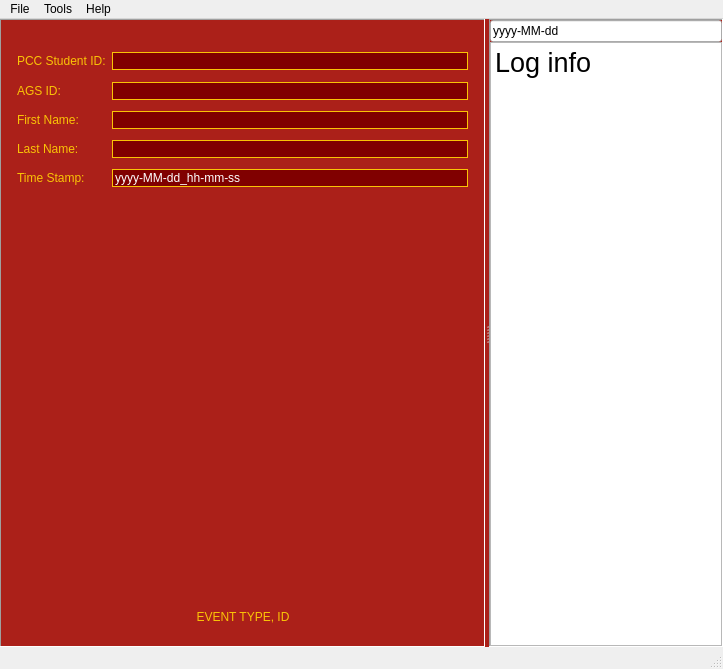
The window that AGS_GUI/mainwindow.ui (dpasillas/Club-Sign-In-System-GUI--CSIS-) describes before a commit, drawn with Qt 5.
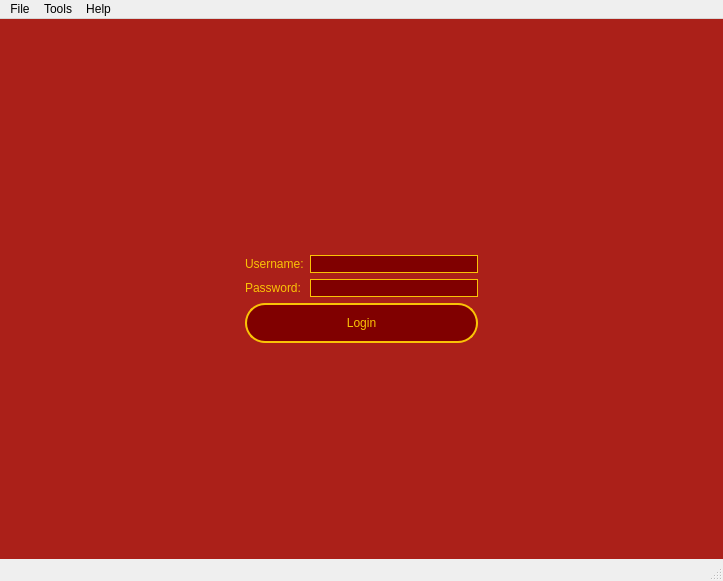
The same window after the commit. Icons and pictures are not drawn.

What changed in the file:
```diff
--- a/AGS_GUI/mainwindow.ui
+++ b/AGS_GUI/mainwindow.ui
@@ -7,25 +7,39 @@
     <x>0</x>
     <y>0</y>
     <width>723</width>
-    <height>669</height>
+    <height>581</height>
    </rect>
   </property>
   <property name="windowTitle">
    <string>MainWindow</string>
   </property>
   <property name="styleSheet">
-   <string notr="true">QWidget#centralWidget{
+   <string notr="true">#centralWidget, #login_page, #log_page, #unopen_page{
 	background-color: rgb(171,32,25);}
-QFrame#frame_2 QLabel{
+QFrame#frame_2 QLabel, #login_page QLabel, #unopen_page QLabel{
 	color: rgb(250, 195, 6);}
-QFrame#frame_2 QLineEdit{
+QFrame#frame_2 QLineEdit, #login_page QLineEdit{
 	color: white;
 	border-style: solid;
 	border-width: 1px;
 	border-color: rgb(250, 195, 6);
 	background-color: rgb(128, 0, 0);}
-QWidget#frame_2 *, QWidget#frame *{
-	font: 150 20pt &quot;Times New Roman&quot;;}</string>
+QWidget#frame_2 *, #login_page *, #unopen_page *{
+	font: 150 20pt &quot;Times New Roman&quot;;}
+#login_button{
+	border-style:solid;
+	border-width: 2px;
+	border-radius: 20px;
+	border-color: rgb(250, 195, 6);
+	background-color: rgb(128, 0, 0);
+	color: rgb(250, 195, 6);}
+#login_button:hover {
+	background-color: qlineargradient(spread:pad, x1:0, y1:0, x2:0, y2:1, stop:0 rgba(237, 12, 12, 255), stop:0.409091 rgba(237, 12, 12, 255), stop:0.5 rgba(231, 4, 4, 255), stop:1 rgba(128, 0, 0, 255));
+}
+
+#login_button:pressed{
+	background-color: qlineargradient(spread:pad, x1:0, y1:0, x2:0, y2:1, stop:0 rgba(128, 0, 0, 255), stop:0.403409 rgba(231, 4, 4, 255), stop:0.505682 rgba(237, 12, 12, 255), stop:1 rgba(237, 12, 12, 255));
+}</string>
   </property>
   <widget class="QWidget" name="centralWidget">
    <property name="styleSheet">
@@ -36,6 +50,132 @@
      <number>0</number>
     </property>
     <item>
+     <widget class="QStackedWidget" name="stackedWidget">
+      <property name="styleSheet">
+       <string notr="true"/>
+      </property>
+      <property name="currentIndex">
+       <number>0</number>
+      </property>
+      <widget class="QWidget" name="login_page">
+       <layout class="QGridLayout" name="gridLayout_3">
+        <item row="1" column="1">
+         <layout class="QFormLayout" name="formLayout">
+          <property name="fieldGrowthPolicy">
+           <enum>QFormLayout::AllNonFixedFieldsGrow</enum>
+          </property>
+          <item row="1" column="0">
+           <widget class="QLabel" name="label_7">
+            <property name="text">
+             <string>Username:</string>
+            </property>
+           </widget>
+          </item>
+          <item row="1" column="1">
+           <widget class="QLineEdit" name="username_line"/>
+          </item>
+          <item row="2" column="0">
+           <widget class="QLabel" name="label_8">
+            <property name="text">
+             <string>Password:</string>
+            </property>
+           </widget>
+          </item>
+          <item row="2" column="1">
+           <widget class="QLineEdit" name="password_line">
+            <property name="echoMode">
+             <enum>QLineEdit::Password</enum>
+            </property>
+           </widget>
+          </item>
+          <item row="3" column="0" colspan="2">
+           <widget class="QPushButton" name="login_button">
+            <property name="minimumSize">
+             <size>
+              <width>0</width>
+              <height>40</height>
+             </size>
+            </property>
+            <property name="text">
+             <string>Login</string>
+            </property>
+           </widget>
+          </item>
+          <item row="0" column="0" colspan="2">
+           <widget class="QLabel" name="login_message">
+            <property name="text">
+             <string/>
+            </property>
+            <property name="textFormat">
+             <enum>Qt::AutoText</enum>
+            </property>
+            <property name="alignment">
+             <set>Qt::AlignCenter</set>
+            </property>
+           </widget>
+          </item>
+         </layout>
+        </item>
+        <item row="1" column="0">
+         <spacer name="horizontalSpacer_8">
+          <property name="orientation">
+           <enum>Qt::Horizontal</enum>
+          </property>
+          <property name="sizeHint" stdset="0">
+           <size>
+            <width>40</width>
+            <height>20</height>
+           </size>
+          </property>
+         </spacer>
+        </item>
+        <item row="1" column="2">
+         <spacer name="horizontalSpacer_9">
+          <property name="orientation">
+           <enum>Qt::Horizontal</enum>
+          </property>
+          <property name="sizeHint" stdset="0">
+           <size>
+            <width>40</width>
+            <height>20</height>
+           </size>
+          </property>
+         </spacer>
+        </item>
+        <item row="0" column="1">
+         <spacer name="verticalSpacer_6">
+          <property name="orientation">
+           <enum>Qt::Vertical</enum>
+          </property>
+          <property name="sizeHint" stdset="0">
+           <size>
+            <width>20</width>
+            <height>40</height>
+           </size>
+          </property>
+         </spacer>
+        </item>
+        <item row="2" column="1">
+         <spacer name="verticalSpacer_7">
+          <property name="orientation">
+           <enum>Qt::Vertical</enum>
+          </property>
+          <property name="sizeHint" stdset="0">
+           <size>
+            <width>20</width>
+            <height>40</height>
+           </size>
+          </property>
+         </spacer>
+        </item>
+       </layout>
+      </widget>
+      <widget class="QWidget" name="log_page">
+       <layout class="QVBoxLayout" name="verticalLayout_3">
+        <property name="margin">
+         <number>0</number>
+        </property>
+        <item>
      <widget class="QSplitter" name="splitter">
       <property name="minimumSize">
        <size>
@@ -403,14 +543,84 @@
 
 </string>
           </property>
+              <property name="readOnly">
+               <bool>true</bool>
+              </property>
           <property name="html">
            <string>&lt;!DOCTYPE HTML PUBLIC &quot;-//W3C//DTD HTML 4.0//EN&quot; &quot;http://www.w3.org/TR/REC-html40/strict.dtd&quot;&gt;
 &lt;html&gt;&lt;head&gt;&lt;meta name=&quot;qrichtext&quot; content=&quot;1&quot; /&gt;&lt;style type=&quot;text/css&quot;&gt;
 p, li { white-space: pre-wrap; }
-&lt;/style&gt;&lt;/head&gt;&lt;body style=&quot; font-family:'Times New Roman'; font-size:20pt; font-weight:144; font-style:normal;&quot;&gt;
-&lt;p style=&quot; margin-top:0px; margin-bottom:0px; margin-left:0px; margin-right:0px; -qt-block-indent:0; text-indent:0px;&quot;&gt;Log info&lt;/p&gt;&lt;/body&gt;&lt;/html&gt;</string>
-          </property>
-         </widget>
+&lt;/style&gt;&lt;/head&gt;&lt;body style=&quot; font-family:'MS Shell Dlg 2'; font-size:8.25pt; font-weight:400; font-style:normal;&quot;&gt;
+&lt;p style=&quot; margin-top:0px; margin-bottom:0px; margin-left:0px; margin-right:0px; -qt-block-indent:0; text-indent:0px;&quot;&gt;&lt;span style=&quot; font-size:8pt;&quot;&gt;Log Info&lt;/span&gt;&lt;/p&gt;&lt;/body&gt;&lt;/html&gt;</string>
+              </property>
+             </widget>
+            </item>
+           </layout>
+          </widget>
+         </widget>
+        </item>
+       </layout>
+      </widget>
+      <widget class="QWidget" name="unopen_page">
+       <layout class="QGridLayout" name="gridLayout_4">
+        <item row="0" column="1">
+         <spacer name="verticalSpacer_8">
+          <property name="orientation">
+           <enum>Qt::Vertical</enum>
+          </property>
+          <property name="sizeHint" stdset="0">
+           <size>
+            <width>20</width>
+            <height>190</height>
+           </size>
+          </property>
+         </spacer>
+        </item>
+        <item row="1" column="0">
+         <spacer name="horizontalSpacer_10">
+          <property name="orientation">
+           <enum>Qt::Horizontal</enum>
+          </property>
+          <property name="sizeHint" stdset="0">
+           <size>
+            <width>289</width>
+            <height>20</height>
+           </size>
+          </property>
+         </spacer>
+        </item>
+        <item row="1" column="1">
+         <widget class="QLabel" name="label_9">
+          <property name="text">
+           <string>Open or create a new event</string>
+          </property>
+         </widget>
+        </item>
+        <item row="1" column="2">
+         <spacer name="horizontalSpacer_11">
+          <property name="orientation">
+           <enum>Qt::Horizontal</enum>
+          </property>
+          <property name="sizeHint" stdset="0">
+           <size>
+            <width>289</width>
+            <height>20</height>
+           </size>
+          </property>
+         </spacer>
+        </item>
+        <item row="2" column="1">
+         <spacer name="verticalSpacer_9">
+          <property name="orientation">
+           <enum>Qt::Vertical</enum>
+          </property>
+          <property name="sizeHint" stdset="0">
+           <size>
+            <width>20</width>
+            <height>190</height>
+           </size>
+          </property>
+         </spacer>
         </item>
        </layout>
       </widget>
```
Left out of the diff: 22 changed lines with no effect on the pictures. Lines whose indentation alone changed are shown as unchanged.
